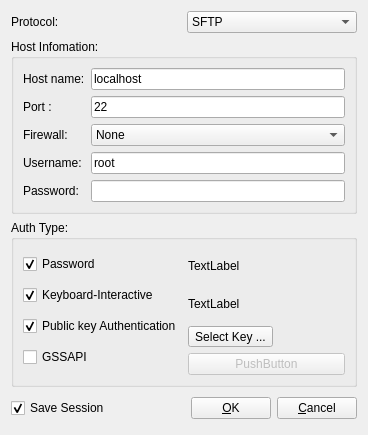
The window that src/remotehostquickconnectfinfodailog.ui (kitech/nullfxp) describes before a commit, drawn with Qt 5.
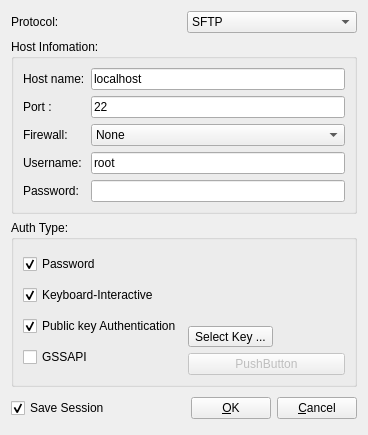
The same window after the commit.

Commit message: pubkey file filter

What changed in the file:
```diff
--- a/src/remotehostquickconnectfinfodailog.ui
+++ b/src/remotehostquickconnectfinfodailog.ui
@@ -190,14 +190,14 @@
         <item>
          <widget class="QLabel" name="label_7" >
           <property name="text" >
-           <string>TextLabel</string>
+           <string>                </string>
           </property>
          </widget>
         </item>
         <item>
          <widget class="QLabel" name="label_8" >
           <property name="text" >
-           <string>TextLabel</string>
+           <string>                   </string>
           </property>
          </widget>
         </item>
```
The commit also changes 1 other file.
